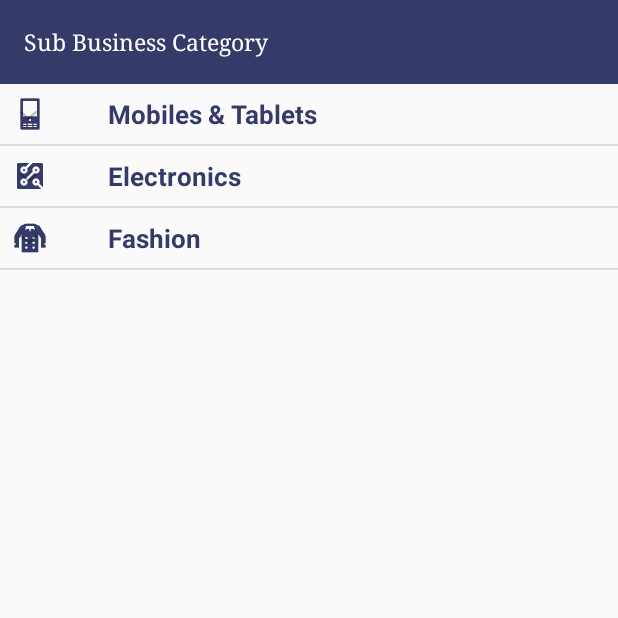
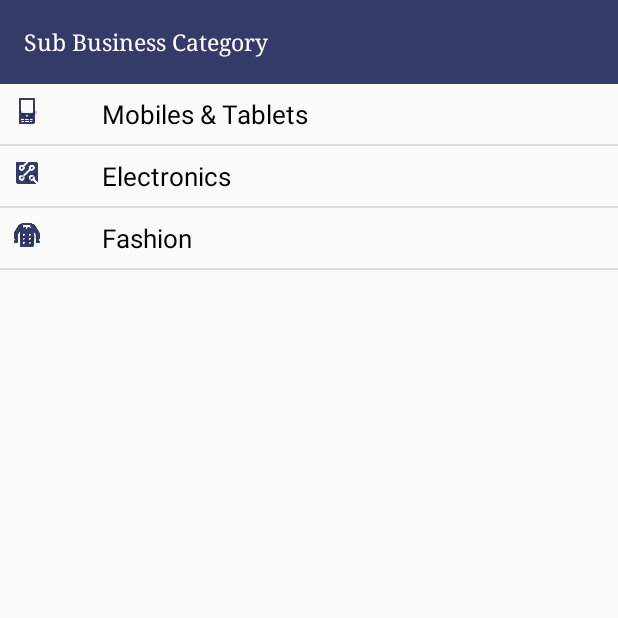
Before and after one commit to ssheetalshah/DGFABApp1, an Android app: the DirCateActivity screen opened directly, with no data from a screen before it, on a phone screen of 412 x 824 dp, the top half of it. Run offline under Robolectric (Android 15) with nearby library versions, the phone set to English and light mode, and no system bars.

Commit message:
by rrrrr

```diff
--- a/app/src/main/java/com/ics/dgfabapp/adapter/ExpandableListAdapter.java
+++ b/app/src/main/java/com/ics/dgfabapp/adapter/ExpandableListAdapter.java
@@ -93,7 +93,7 @@ public class ExpandableListAdapter extends BaseExpandableListAdapter {
 
         TextView lblListHeader = (TextView) convertView.findViewById(R.id.lblListHeader);
         ImageView iv = (ImageView) convertView.findViewById(R.id.item_icon);
-        lblListHeader.setTypeface(null, Typeface.BOLD);
+       // lblListHeader.setTypeface(null, Typeface.BOLD);
         lblListHeader.setText(headerTitle);
         if (groupPosition==0){
             Glide.with(_context).load(R.drawable.mobex).into(iv);
--- a/app/src/main/res/layout/list_group.xml
+++ b/app/src/main/res/layout/list_group.xml
@@ -14,18 +14,18 @@
 
     <ImageView
         android:id="@+id/item_icon"
-        android:layout_width="24dp"
-        android:layout_height="24dp"
+        android:layout_width="20dp"
+        android:layout_height="20dp"
         android:src="@drawable/fashex"
         />
 
 
     <TextView
         android:id="@+id/lblListHeader"
-        android:layout_width="fill_parent"
+        android:layout_width="match_parent"
         android:layout_height="wrap_content"
         android:paddingLeft="?android:attr/expandableListPreferredItemPaddingLeft"
-        android:textColor="@color/colorPrimary"
+        android:textColor="#000"
         android:textSize="17dp" />
 
 </LinearLayout>
```
